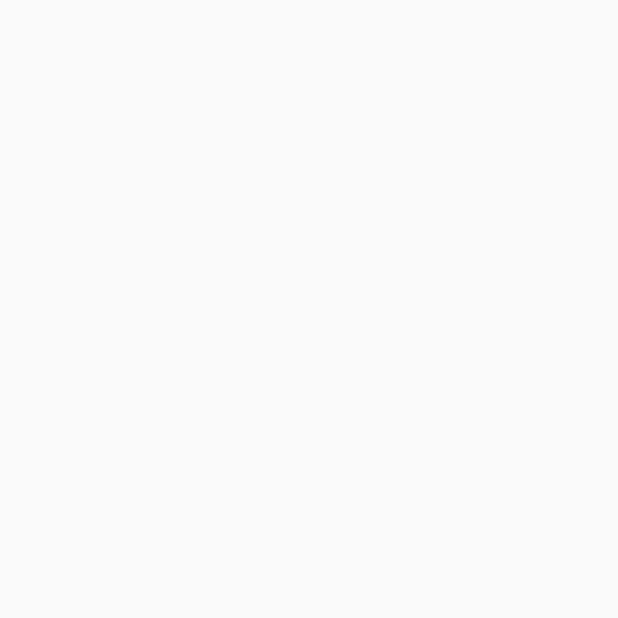
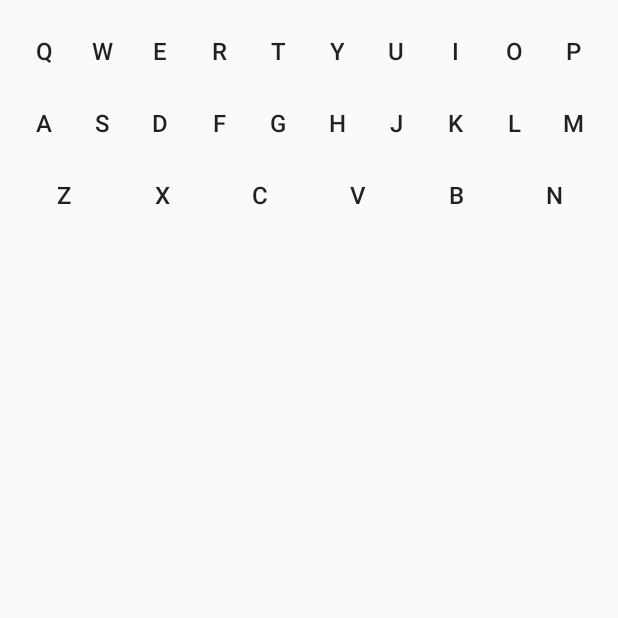
Before and after one commit to blacroix/xwhois-android, an Android app: the screen it shows after launch (GameActivity), on a phone screen of 412 x 824 dp, the top half of it. Before the commit the part shown is empty. Run offline under Robolectric (Android 15) with nearby library versions, the phone set to English and light mode, and no system bars.

Commit message:
Keyboard view

```diff
--- a/app/src/main/AndroidManifest.xml
+++ b/app/src/main/AndroidManifest.xml
@@ -9,7 +9,7 @@
         android:supportsRtl="true"
         android:theme="@style/AppTheme">
         <activity
-            android:name=".GameActivity"
+            android:name=".game.GameActivity"
             android:label="@string/app_name"
             android:theme="@style/AppTheme.NoActionBar">
             <intent-filter>
--- a/app/src/main/java/fr/xebia/xwhois/GameActivity.kt
+++ b/app/src/main/java/fr/xebia/xwhois/game/GameActivity.kt
@@ -1,7 +1,8 @@
-package fr.xebia.xwhois
+package fr.xebia.xwhois.game
 
 import android.os.Bundle
 import android.support.v7.app.AppCompatActivity
+import fr.xebia.xwhois.R
 
 class GameActivity : AppCompatActivity() {
 
--- /dev/null
+++ b/app/src/main/java/fr/xebia/xwhois/keyboard/KeyboardView.kt
@@ -0,0 +1,9 @@
+package fr.xebia.xwhois.keyboard
+
+import android.content.Context
+import android.util.AttributeSet
+import android.widget.LinearLayout
+
+class KeyboardView @JvmOverloads constructor(context: Context, attrs: AttributeSet? = null, defStyleAttr: Int = 0) : LinearLayout(context, attrs, defStyleAttr) {
+
+}
--- a/app/src/main/res/layout/activity_game.xml
+++ b/app/src/main/res/layout/activity_game.xml
@@ -6,7 +6,7 @@
     android:layout_height="match_parent"
     android:fitsSystemWindows="true"
     android:orientation="vertical"
-    tools:context="fr.xebia.xwhois.GameActivity">
+    tools:context=".game.GameActivity">
 
     <ImageView
         android:id="@+id/personImage"
@@ -14,4 +14,6 @@
         android:layout_height="wrap_content"
         android:contentDescription="@string/content_description_person_image"/>
 
+    <include layout="@layout/view_keyboard"/>
+
 </LinearLayout>
--- /dev/null
+++ b/app/src/main/res/layout/view_keyboard.xml
@@ -0,0 +1,161 @@
+<?xml version="1.0" encoding="utf-8"?>
+<LinearLayout
+    xmlns:android="http://schemas.android.com/apk/res/android"
+    android:layout_width="match_parent"
+    android:layout_height="match_parent"
+    android:layout_column="10"
+    android:orientation="vertical"
+    android:padding="10dp">
+
+    <LinearLayout
+        android:layout_width="match_parent"
+        android:layout_height="wrap_content"
+        android:orientation="horizontal">
+
+        <Button
+            android:id="@+id/q"
+            style="@style/keyboardKey"
+            android:text="q"/>
+
+        <Button
+            android:id="@+id/w"
+            style="@style/keyboardKey"
+            android:text="w"/>
+
+        <Button
+            android:id="@+id/e"
+            style="@style/keyboardKey"
+            android:text="e"/>
+
+        <Button
+            android:id="@+id/r"
+            style="@style/keyboardKey"
+            android:text="r"/>
+
+        <Button
+            android:id="@+id/t"
+            style="@style/keyboardKey"
+            android:text="t"/>
+
+        <Button
+            android:id="@+id/y"
+            style="@style/keyboardKey"
+            android:text="y"/>
+
+        <Button
+            android:id="@+id/u"
+            style="@style/keyboardKey"
+            android:text="u"/>
+
+        <Button
+            android:id="@+id/i"
+            style="@style/keyboardKey"
+            android:text="i"/>
+
+        <Button
+            android:id="@+id/o"
+            style="@style/keyboardKey"
+            android:text="o"/>
+
+        <Button
+            android:id="@+id/p"
+            style="@style/keyboardKey"
+            android:text="p"/>
+
+    </LinearLayout>
+
+    <LinearLayout
+        android:layout_width="match_parent"
+        android:layout_height="wrap_content"
+        android:orientation="horizontal">
+
+        <Button
+            android:id="@+id/a"
+            style="@style/keyboardKey"
+            android:text="a"/>
+
+        <Button
+            android:id="@+id/s"
+            style="@style/keyboardKey"
+            android:text="s"/>
+
+        <Button
+            android:id="@+id/d"
+            style="@style/keyboardKey"
+            android:text="d"/>
+
+        <Button
+            android:id="@+id/f"
+            style="@style/keyboardKey"
+            android:text="f"/>
+
+        <Button
+            android:id="@+id/g"
+            style="@style/keyboardKey"
+            android:text="g"/>
+
+        <Button
+            android:id="@+id/h"
+            style="@style/keyboardKey"
+            android:text="h"/>
+
+        <Button
+            android:id="@+id/j"
+            style="@style/keyboardKey"
+            android:text="j"/>
+
+        <Button
+            android:id="@+id/k"
+            style="@style/keyboardKey"
+            android:text="k"/>
+
+        <Button
+            android:id="@+id/l"
+            style="@style/keyboardKey"
+            android:text="l"/>
+
+        <Button
+            android:id="@+id/m"
+            style="@style/keyboardKey"
+            android:text="m"/>
+
+    </LinearLayout>
+
+    <LinearLayout
+        android:layout_width="match_parent"
+        android:layout_height="wrap_content"
+        android:orientation="horizontal">
+
+        <Button
+            android:id="@+id/z"
+            style="@style/keyboardKey"
+            android:text="z"/>
+
+        <Button
+            android:id="@+id/x"
+            style="@style/keyboardKey"
+            android:text="x"/>
+
+        <Button
+            android:id="@+id/c"
+            style="@style/keyboardKey"
+            android:text="c"/>
+
+        <Button
+            android:id="@+id/v"
+            style="@style/keyboardKey"
+            android:text="v"/>
+
+        <Button
+            android:id="@+id/b"
+            style="@style/keyboardKey"
+            android:text="b"/>
+
+        <Button
+            android:id="@+id/n"
+            style="@style/keyboardKey"
+            android:text="n"/>
+
+    </LinearLayout>
+
+</LinearLayout>
--- a/app/src/main/res/values/styles.xml
+++ b/app/src/main/res/values/styles.xml
@@ -6,6 +6,7 @@
         <item name="colorPrimary">@color/colorPrimary</item>
         <item name="colorPrimaryDark">@color/colorPrimaryDark</item>
         <item name="colorAccent">@color/colorAccent</item>
+        <item name="android:textSize">16sp</item>
     </style>
 
     <style name="AppTheme.NoActionBar">
@@ -17,4 +18,11 @@
 
     <style name="AppTheme.PopupOverlay" parent="ThemeOverlay.AppCompat.Light"/>
 
+    <style name="keyboardKey" parent="@style/Widget.AppCompat.Button.Borderless">
+        <item name="android:layout_height">wrap_content</item>
+        <item name="android:layout_width">0dp</item>
+        <item name="android:layout_weight">1</item>
+        <item name="android:gravity">center</item>
+    </style>
+
 </resources>
```
